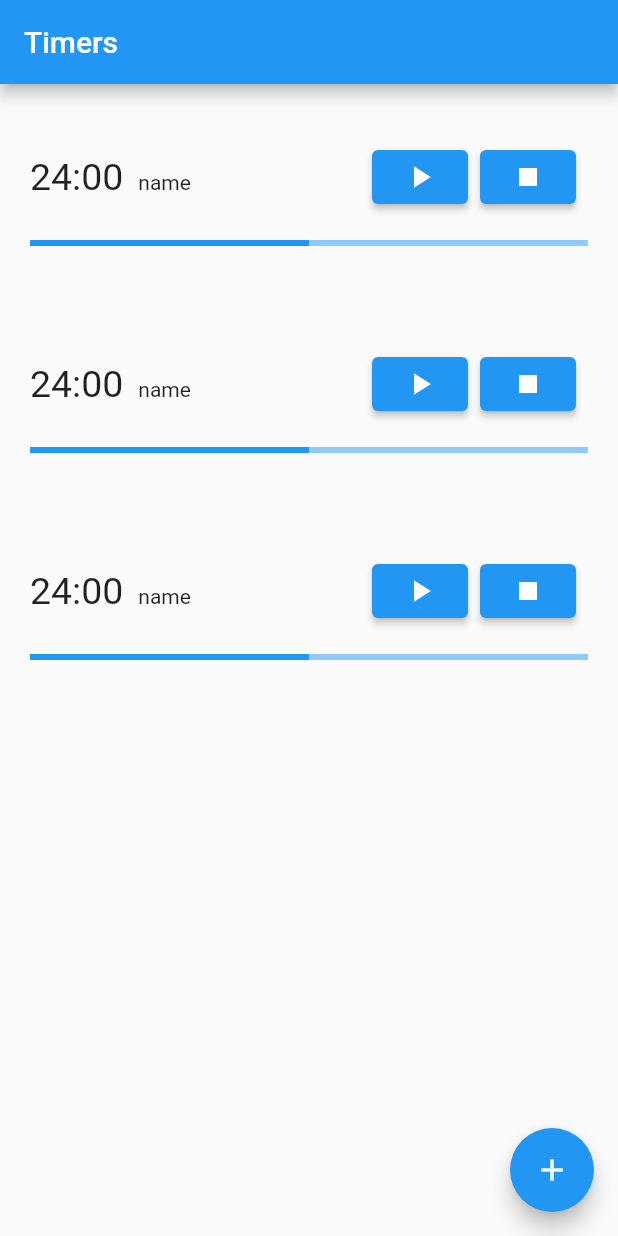
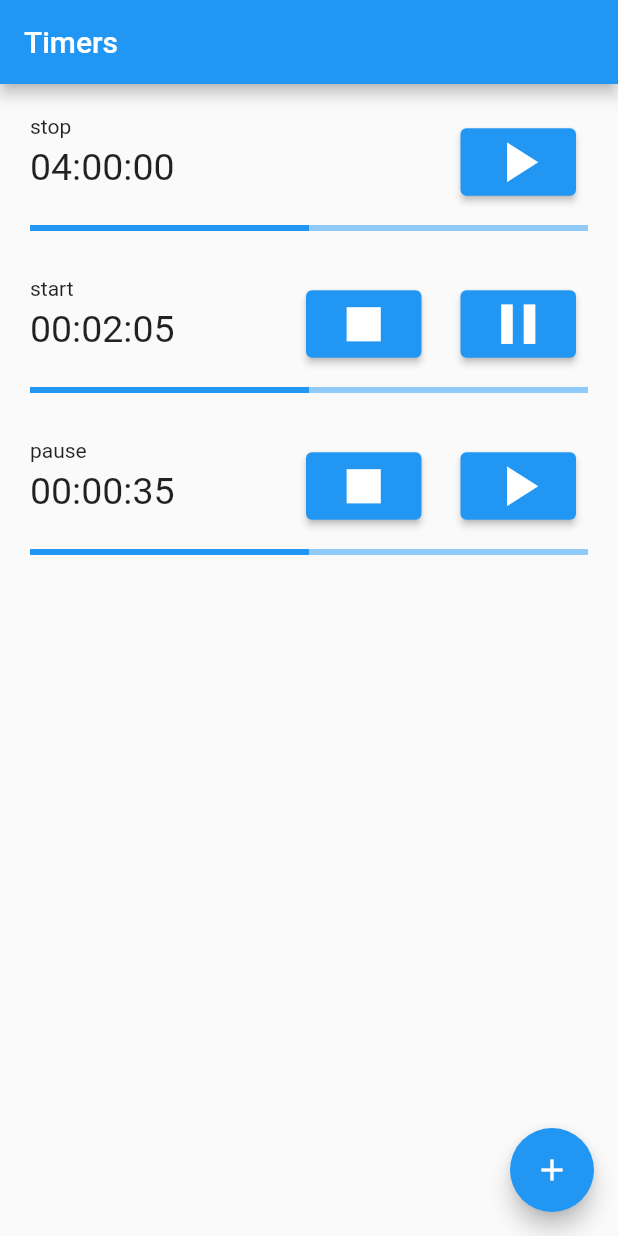
Before and after one commit to t1ooo/flutter_multitimer, a Flutter app: the screen it shows after launch, after a tap on the "play arrow" icon, on a phone screen of 412 x 824 dp. Run offline on Flutter 3.47's test engine with Material 2 defaults, Android fonts, the phone set to English and light mode, and no system bars; our stand-ins replace flutter_bloc; generated files the repository leaves out were written again.

```diff
--- a/lib/src/prototype.dart
+++ b/lib/src/prototype.dart
@@ -1,7 +1,128 @@
+import 'package:bloc/bloc.dart';
 import 'package:flutter/material.dart';
+import 'package:intl/intl.dart';
+import 'package:flutter_bloc/flutter_bloc.dart';
 
-// const pagePadding = EdgeInsets.all(20);
-const pagePadding = EdgeInsets.symmetric(vertical: 30, horizontal: 20);
+DateTime dateTime({
+  int year = 0,
+  int month = 1,
+  int day = 1,
+  int hour = 0,
+  int minute = 0,
+  int second = 0,
+  int millisecond = 0,
+  int microsecond = 0,
+}) {
+  return DateTime(
+    year,
+    month,
+    day,
+    hour,
+    minute,
+    second,
+    millisecond,
+    microsecond,
+  );
+}
+
+enum TimerStatus {
+  // ready,
+  start,
+  stop,
+  pause,
+  // resume,
+}
+
+class Timer {
+  final String id;
+  final String name;
+  final Duration duration;
+  final Duration countdown;
+  final TimerStatus status;
+
+  Timer({
+    required this.id,
+    required this.name,
+    required this.duration,
+    required this.countdown,
+    required this.status,
+  });
+
+  Timer copyWith({
+    String? id,
+    String? name,
+    Duration? duration,
+    Duration? countdown,
+    TimerStatus? status,
+  }) {
+    return Timer(
+      id: id ?? this.id,
+      name: name ?? this.name,
+      duration: duration ?? this.duration,
+      countdown: countdown ?? this.countdown,
+      status: status ?? this.status,
+    );
+  }
+}
+
+class TimersCubitState {
+  final List<Timer>? timers;
+  final Object? error;
+
+  TimersCubitState({
+    this.timers,
+    this.error,
+  });
+}
+
+class TimersCubit extends Cubit<TimersCubitState> {
+  TimersCubit() : super(TimersCubitState());
+
+  // void increment() => emit(state + 1);
+  // void decrement() => emit(state - 1);
+  Future<void> load() async {
+    await Future.delayed(Duration(milliseconds: 500), null);
+    emit(TimersCubitState(timers: [
+      Timer(
+        id: 'a',
+        name: 'stop',
+        duration: Duration(minutes: 5),
+        countdown: Duration(seconds: 60 * 60 * 2),
+        status: TimerStatus.stop,
+      ),
+      Timer(
+        id: 'b',
+        name: 'start',
+        duration: Duration(minutes: 5),
+        countdown: Duration(seconds: 125),
+        status: TimerStatus.start,
+      ),
+      Timer(
+        id: 'c',
+        name: 'pause',
+        duration: Duration(minutes: 5),
+        countdown: Duration(seconds: 35),
+        status: TimerStatus.pause,
+      ),
+    ]));
+  }
+
+  Future<void> create(Timer timer) async {}
+  Future<void> update(Timer timer) async {}
+  Future<void> delete(Timer timer) async {}
+
+  Future<void> start(Timer timer) async {}
+  Future<void> stop(Timer timer) async {}
+  Future<void> pause(Timer timer) async {}
+  Future<void> resume(Timer timer) async {}
+}
+
+// final timersCubit = TimersCubit()..load();
+
+// UI --------------------------------------
+
+const pagePadding = EdgeInsets.all(20);
+// const pagePadding = EdgeInsets.symmetric(vertical: 20, horizontal: 20);
 
 class HomeView extends StatelessWidget {
   HomeView({
@@ -14,7 +135,11 @@ class HomeView extends StatelessWidget {
       appBar: AppBar(
         title: const Text('Timers'),
       ),
-      body: TimerList(),
+      // body: TimerList(),
+      body: BlocProvider(
+        create: (_) => TimersCubit()..load(),
+        child: TimerList(),
+      ),
       floatingActionButton: FloatingActionButton(
         onPressed: () {
           Navigator.push(
@@ -35,13 +160,20 @@ class TimerList extends StatelessWidget {
 
   @override
   Widget build(BuildContext context) {
+    final cubit = context.watch<TimersCubit>();
+
+    if (cubit.state.error != null) {
+      return Text(cubit.state.error.toString());
+    }
+    if (cubit.state.timers == null) {
+      return Center(child: CircularProgressIndicator());
+    }
+
     return Column(
       // direction: Axis.vertical,
       crossAxisAlignment: CrossAxisAlignment.stretch,
       children: [
-        TimerListItem(),
-        TimerListItem(),
-        TimerListItem(),
+        for (final timer in cubit.state.timers!) TimerListItem(timer: timer),
       ],
     );
   }
@@ -50,48 +182,109 @@ class TimerList extends StatelessWidget {
 class TimerListItem extends StatelessWidget {
   TimerListItem({
     Key? key,
+    required this.timer,
   }) : super(key: key);
+
+  final Timer timer;
 
   @override
   Widget build(BuildContext context) {
-    // return Text('timer list item');
+    final cubit = context.watch<TimersCubit>();
+
+    if (cubit.state.error != null) {
+      return Text(cubit.state.error.toString());
+    }
+    if (cubit.state.timers == null) {
+      return Center(child: CircularProgressIndicator());
+    }
+
+    const iconSize = 45.0;
+    final dateFormat = DateFormat('HH:mm:ss');
+    // timer.countdown.inSeconds
+    final fmtCountdown = dateFormat.format(dateTime(
+      hour: timer.countdown.inSeconds ~/ (60 * 60),
+      minute: timer.countdown.inSeconds ~/ 60,
+      second: timer.countdown.inSeconds % 60,
+    ));
+
     return InkWell(
       child: Padding(
-        padding: pagePadding,
+        // padding: pagePadding,
+        padding: EdgeInsets.only(left: 20, right: 20, top: 20, bottom: 10),
         child: Column(
+          // mainAxisAlignment: MainAxisAlignment.center,
+          // crossAxisAlignment: CrossAxisAlignment.start,
+          children: [
+            // Text('name'),
+            // SizedBox(height: 5),
+            Row(
+              mainAxisAlignment: MainAxisAlignment.spaceBetween,
               crossAxisAlignment: CrossAxisAlignment.start,
               children: [
-            // Text('name'),
-            // SizedBox(height: 10),
-            Row(
-              mainAxisAlignment: MainAxisAlignment.spaceBetween,
+                // Row(
+                //   crossAxisAlignment: CrossAxisAlignment.baseline,
+                //   textBaseline: TextBaseline.ideographic,
+                //   children: [
+                //     Text(
+                //       '00:24:00',
+                //       style: TextStyle(fontSize: 25),
+                //     ),
+                //     // SizedBox(width: 10),
+                //     // Text(timer.name),
+                //   ],
+
+                // ),
+                Column(
+                  crossAxisAlignment: CrossAxisAlignment.start,
                   children: [
-                Row(
-                  crossAxisAlignment: CrossAxisAlignment.baseline,
-                  textBaseline: TextBaseline.ideographic,
-                  children: [
+                    Text(timer.name),
+                    SizedBox(height: 5),
                     Text(
-                      '24:00',
+                      fmtCountdown,
                       style: TextStyle(fontSize: 25),
                     ),
-                    SizedBox(width: 10),
-                    Text('name'),
                   ],
                 ),
                 // Switch(value: alarm.isActive, onChanged: (_) => onToggle()),
-                ButtonBar(children: [
+                ButtonBar(
+                    // alignment: MainAxisAlignment.end,
+                    children: [
+                      if (timer.status == TimerStatus.stop) ...[
                         ElevatedButton(
-                    child: Icon(Icons.play_arrow),
+                          child: Icon(Icons.play_arrow, size: iconSize),
                           onPressed: () {
-                      // TODO
+                            cubit.start(timer);
+                          },
+                        )
+                      ] else if (timer.status == TimerStatus.pause) ...[
+                        ElevatedButton(
+                          child: Icon(Icons.stop, size: iconSize),
+                          onPressed: () {
+                            cubit.stop(timer);
                           },
                         ),
+                        SizedBox(width: 10),
                         ElevatedButton(
-                    child: Icon(Icons.stop),
+                          child: Icon(Icons.play_arrow, size: iconSize),
                           onPressed: () {
-                      // TODO
+                            cubit.start(timer);
                           },
                         ),
+                      ] else ...[
+                        ElevatedButton(
+                          child: Icon(Icons.stop, size: iconSize),
+                          onPressed: () {
+                            cubit.stop(timer);
+                          },
+                        ),
+                        SizedBox(width: 10),
+                        ElevatedButton(
+                          child: Icon(Icons.pause, size: iconSize),
+                          onPressed: () {
+                            cubit.pause(timer);
+                          },
+                        ),
+                      ],
                     ]),
               ],
             ),
```
Lines whose indentation alone changed are shown as unchanged.
